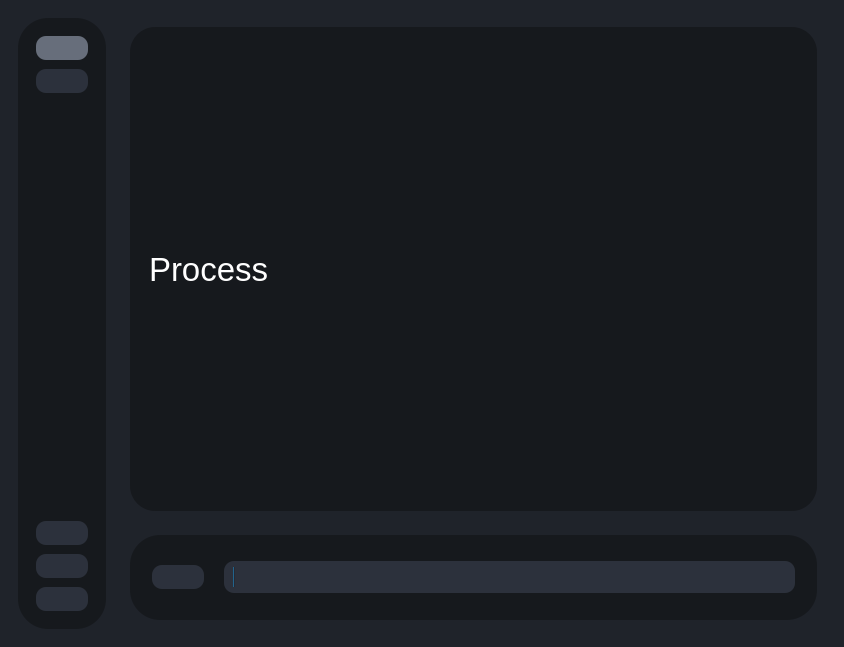
First picture: the form in testRVEInterface.ui, repository TNTwise/rve-frontend-py, before the edit.
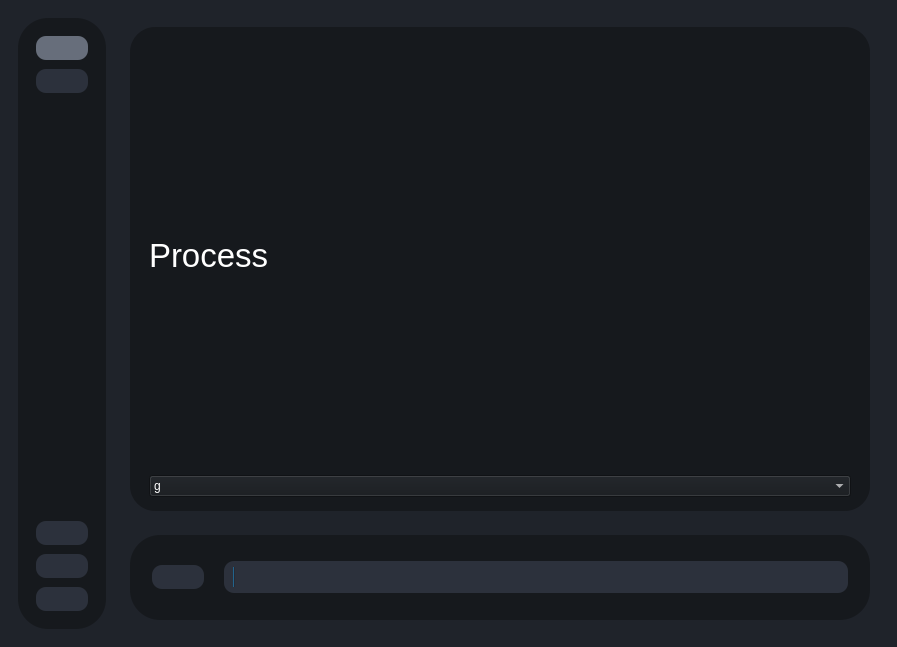
Second picture: the form after the edit. The open tabs and pages were chosen to show the change. Icons and pictures are not drawn.

Commit message: add hover color

Patch:
```diff
--- a/testRVEInterface.ui
+++ b/testRVEInterface.ui
@@ -6,7 +6,7 @@
    <rect>
     <x>0</x>
     <y>0</y>
-    <width>844</width>
+    <width>897</width>
     <height>647</height>
    </rect>
   </property>
@@ -15,61 +15,44 @@
   </property>
   <property name="styleSheet">
    <string notr="true">*{
-	border: none;
-	background-color: transparent;
-	background: none;
-	padding: 0;
-	margin: 0;
 	color: #fff;
 }
 
-
 #centralwidget{
 	background-color:#1f232a;
 }
 #leftMenuSubContainer{
 	background-color:#16191d;
-   border-top-left-radius: 30px;
-  border-bottom-left-radius: 30px;
-  border-top-right-radius: 30px;
-  border-bottom-right-radius: 30px;
+   border-radius: 30px;
 }
 #bottomMenuSubContainer{
 	background-color:#16191d;
-   border-top-left-radius: 30px;
-  border-bottom-left-radius: 30px;
-  border-top-right-radius: 30px;
-  border-bottom-right-radius: 30px;
+   border-radius: 30px;
 }
 QPushButton{
     background-color:#2c313c;
 	text-align:left;
 	padding:5px 10px;
-	border-top-left-radius: 10px;
-	border-bottom-left-radius: 10px;
-border-top-right-radius: 10px;
-  border-bottom-right-radius: 10px;
+	border-radius: 10px;
 }
 QProgressBar{
     background-color:#2c313c;
 	text-align:left;
 	padding:5px 10px;
-	border-top-left-radius: 10px;
-	border-bottom-left-radius: 10px;
-border-top-right-radius: 10px;
-  border-bottom-right-radius: 10px;
+	border-radius: 10px;
+	
 }
 QStackedWidget{
 	background-color:#16191d;
 	text-align:left;
 	padding:5px 10px;
-	border-top-left-radius: 25px;
-	border-bottom-left-radius: 25px;
-border-top-right-radius: 25px;
-  border-bottom-right-radius: 25px;
+	border-radius: 25px;
 }
 QPushButton:checked{
-background-color:#676e7b
+	background-color:#676e7b;
+}
+QPushButton:hover{
+	background-color:#343b47;
 }</string>
   </property>
   <widget class="QWidget" name="centralwidget">
@@ -116,7 +99,13 @@
               </item>
              </layout>
             </widget>
-            <widget class="QWidget" name="page_2">
+            <widget class="QWidget" name="procPage">
+             <property name="styleSheet">
+              <string notr="true">QWidget{
+background-color:#16191d
+
+}</string>
+             </property>
              <layout class="QGridLayout" name="gridLayout_3">
               <item row="0" column="0">
                <widget class="QLabel" name="label_2">
@@ -130,6 +119,15 @@
                 </property>
                </widget>
               </item>
+              <item row="1" column="0">
+               <widget class="QComboBox" name="comboBox">
+                <item>
+                 <property name="text">
+                  <string>g</string>
+                 </property>
+                </item>
+               </widget>
+              </item>
              </layout>
             </widget>
             <widget class="QWidget" name="page_3">
```
Left out of the diff: 26 changed lines with no effect on the pictures. The commit also changes 2 other files.
